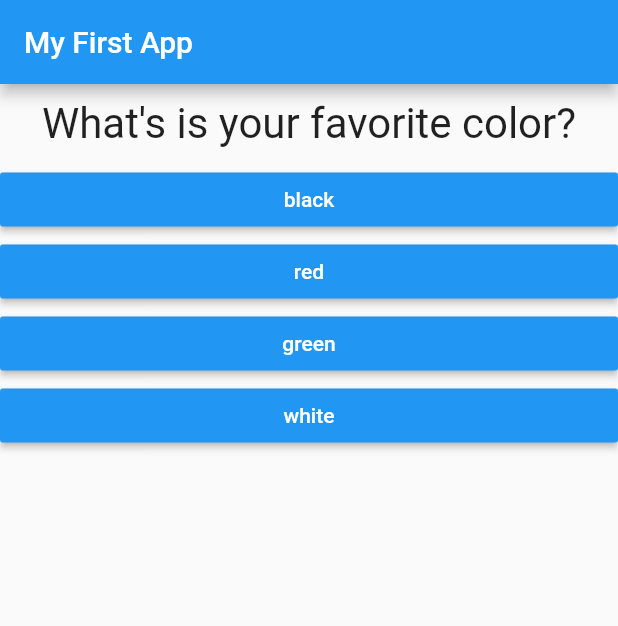
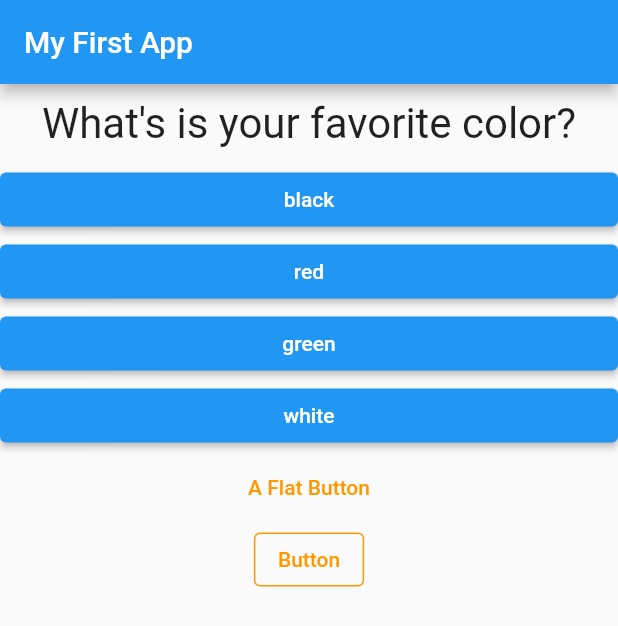
Before and after one commit to gmhcode/flutter_complete_app, a Flutter app: the screen it shows after launch, on a phone screen of 412 x 824 dp. Shown: the top 626 px of the screen. Run offline on Flutter 3.47's test engine with Material 2 defaults, Android fonts, the phone set to English and light mode, and no system bars.

Commit message:
completed app

```diff
--- a/lib/answer.dart
+++ b/lib/answer.dart
@@ -10,9 +10,13 @@ class Answer extends StatelessWidget {
   Widget build(BuildContext context) {
     return Container(
       width: double.infinity,
-      child: RaisedButton(
-        color: Colors.blue,
-        textColor: Colors.white,
+      child: ElevatedButton(
+        style: ElevatedButton.styleFrom(
+          primary: Colors.blue,
+          onPrimary: Colors.white,
+        ),
+        // color: Colors.blue,
+        // textColor: Colors.white,
         onPressed: selectHandler,
         child: Text(answerText),
       ),
--- a/lib/main.dart
+++ b/lib/main.dart
@@ -1,7 +1,7 @@
 import 'package:flutter/material.dart';
 
-import './question.dart';
-import './answer.dart';
+// import './question.dart';
+// import './answer.dart';
 import './quiz.dart';
 import './result.dart';
 
--- a/lib/quiz.dart
+++ b/lib/quiz.dart
@@ -29,7 +29,20 @@ class Quiz extends StatelessWidget {
         ),
         ...(questions[questionIndex]["answers"] as List<String>).map((answer) {
           return Answer(selectHandler, answer);
-        }).toList()
+        }),
+        TextButton(
+          onPressed: () {},
+          child: Text("A Flat Button"),
+          style: TextButton.styleFrom(primary: Colors.orange),
+        ),
+        OutlinedButton(
+          onPressed: () {},
+          style: OutlinedButton.styleFrom(
+            primary: Colors.orange,
+            side: BorderSide(color: Colors.orange),
+          ),
+          child: Text("Button"),
+        )
       ],
     );
   }
```
